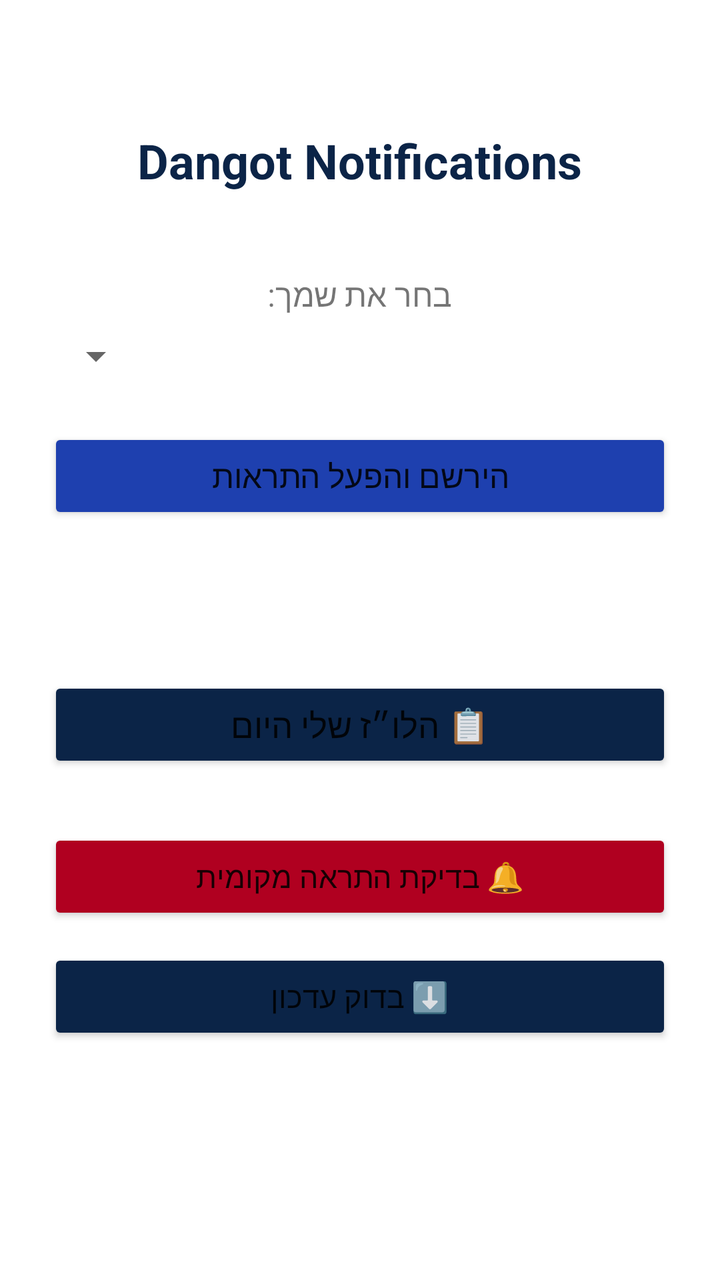
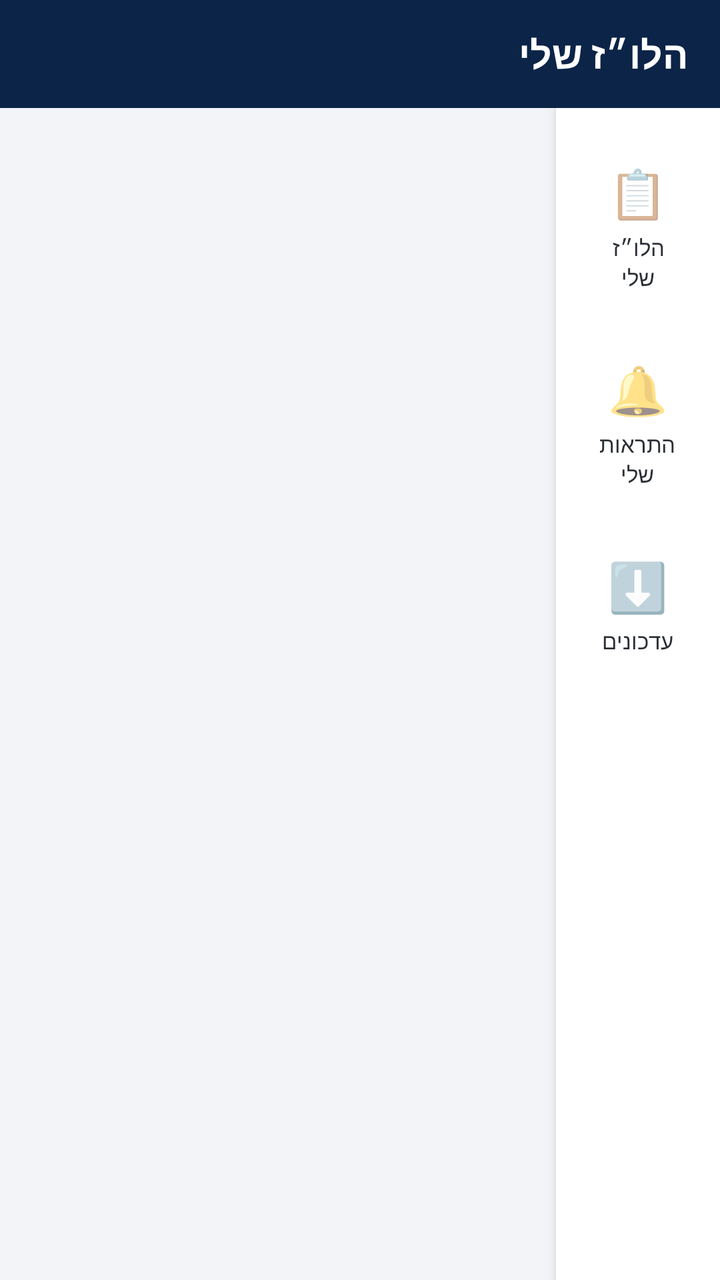

An Android layout rendered at two revisions. The XML below is the earlier revision; the diff shows what the commit changed to produce the second picture.
<!-- AndroidManifest.xml: application theme Theme.Dangot -->
<!-- res/layout/activity_main.xml -->
<?xml version="1.0" encoding="utf-8"?>
<LinearLayout xmlns:android="http://schemas.android.com/apk/res/android"
    android:layout_width="match_parent"
    android:layout_height="match_parent"
    android:orientation="vertical"
    android:gravity="center_horizontal"
    android:padding="24dp"
    android:layoutDirection="rtl">

    <TextView
        android:layout_width="wrap_content"
        android:layout_height="wrap_content"
        android:layout_marginTop="40dp"
        android:text="Dangot Notifications"
        android:textSize="24sp"
        android:textStyle="bold"
        android:textColor="@color/blueDark" />

    <TextView
        android:layout_width="wrap_content"
        android:layout_height="wrap_content"
        android:layout_marginTop="40dp"
        android:text="בחר את שמך:"
        android:textSize="16sp" />

    <Spinner
        android:id="@+id/tech_spinner"
        android:layout_width="match_parent"
        android:layout_height="wrap_content"
        android:layout_marginTop="8dp" />

    <Button
        android:id="@+id/register_btn"
        android:layout_width="match_parent"
        android:layout_height="wrap_content"
        android:layout_marginTop="24dp"
        android:text="הירשם והפעל התראות"
        android:textSize="16sp"
        android:backgroundTint="@color/blue" />

    <TextView
        android:id="@+id/status"
        android:layout_width="wrap_content"
        android:layout_height="wrap_content"
        android:layout_marginTop="28dp"
        android:gravity="center"
        android:textSize="15sp"
        android:textColor="#444444" />

    <Button
        android:id="@+id/schedule_btn"
        android:layout_width="match_parent"
        android:layout_height="wrap_content"
        android:layout_marginTop="28dp"
        android:text="📋 הלו״ז שלי היום"
        android:textSize="17sp"
        android:backgroundTint="@color/blueDark" />

    <Button
        android:id="@+id/test_btn"
        android:layout_width="match_parent"
        android:layout_height="wrap_content"
        android:layout_marginTop="28dp"
        android:text="🔔 בדיקת התראה מקומית"
        android:textSize="15sp"
        android:backgroundTint="#B00020" />

    <Button
        android:id="@+id/update_btn"
        android:layout_width="match_parent"
        android:layout_height="wrap_content"
        android:layout_marginTop="12dp"
        android:text="⬇️ בדוק עדכון"
        android:textSize="15sp"
        android:backgroundTint="@color/blueDark" />

</LinearLayout>
<!-- resources referenced by this layout -->
<resources>
  <color name="blue">#1E40AF</color>
  <color name="blueDark">#0B2447</color>
  <style name="Theme.Dangot" parent="Theme.MaterialComponents.Light.NoActionBar">
          <item name="colorPrimary">@color/blue</item>
          <item name="colorPrimaryVariant">@color/blueDark</item>
          <item name="android:statusBarColor">@color/blueDark</item>
      </style>
</resources>

<!-- the commit's change to res/layout/activity_main.xml (unified diff, before → after) -->
@@ -3,75 +3,135 @@
     android:layout_width="match_parent"
     android:layout_height="match_parent"
     android:orientation="vertical"
-    android:gravity="center_horizontal"
-    android:padding="24dp"
+    android:background="#F2F4F8"
     android:layoutDirection="rtl">
 
-    <TextView
-        android:layout_width="wrap_content"
-        android:layout_height="wrap_content"
-        android:layout_marginTop="40dp"
-        android:text="Dangot Notifications"
-        android:textSize="24sp"
-        android:textStyle="bold"
-        android:textColor="@color/blueDark" />
-
-    <TextView
-        android:layout_width="wrap_content"
-        android:layout_height="wrap_content"
-        android:layout_marginTop="40dp"
-        android:text="בחר את שמך:"
-        android:textSize="16sp" />
-
-    <Spinner
-        android:id="@+id/tech_spinner"
+    
+    <LinearLayout
         android:layout_width="match_parent"
         android:layout_height="wrap_content"
-        android:layout_marginTop="8dp" />
+        android:orientation="horizontal"
+        android:gravity="center_vertical"
+        android:background="@color/blueDark"
+        android:paddingStart="16dp"
+        android:paddingEnd="16dp"
+        android:paddingTop="14dp"
+        android:paddingBottom="14dp">
 
-    <Button
-        android:id="@+id/register_btn"
+        <TextView
+            android:id="@+id/topbar_title"
+            android:layout_width="0dp"
+            android:layout_height="wrap_content"
+            android:layout_weight="1"
+            android:text="הלו״ז שלי"
+            android:textSize="19sp"
+            android:textStyle="bold"
+            android:textColor="#FFFFFF" />
+
+        <TextView
+            android:id="@+id/topbar_tech"
+            android:layout_width="wrap_content"
+            android:layout_height="wrap_content"
+            android:textSize="13sp"
+            android:textColor="#C7D2FE" />
+    </LinearLayout>
+
+    
+    <LinearLayout
         android:layout_width="match_parent"
-        android:layout_height="wrap_content"
-        android:layout_marginTop="24dp"
-        android:text="הירשם והפעל התראות"
-        android:textSize="16sp"
-        android:backgroundTint="@color/blue" />
+        android:layout_height="0dp"
+        android:layout_weight="1"
+        android:orientation="horizontal">
 
-    <TextView
-        android:id="@+id/status"
-        android:layout_width="wrap_content"
-        android:layout_height="wrap_content"
-        android:layout_marginTop="28dp"
-        android:gravity="center"
-        android:textSize="15sp"
-        android:textColor="#444444" />
+        
+        <LinearLayout
+            android:id="@+id/rail"
+            android:layout_width="82dp"
+            android:layout_height="match_parent"
+            android:orientation="vertical"
+            android:background="#FFFFFF"
+            android:elevation="4dp"
+            android:paddingTop="10dp">
 
-    <Button
-        android:id="@+id/schedule_btn"
-        android:layout_width="match_parent"
-        android:layout_height="wrap_content"
-        android:layout_marginTop="28dp"
-        android:text="📋 הלו״ז שלי היום"
-        android:textSize="17sp"
-        android:backgroundTint="@color/blueDark" />
+            <LinearLayout
+                android:id="@+id/rail_sched"
+                android:layout_width="match_parent"
+                android:layout_height="wrap_content"
+                android:orientation="vertical"
+                android:gravity="center"
+                android:paddingTop="16dp"
+                android:paddingBottom="16dp"
+                android:clickable="true"
+                android:focusable="true">
+                <TextView android:layout_width="wrap_content" android:layout_height="wrap_content"
+                    android:text="📋" android:textSize="24sp" />
+                <TextView android:layout_width="wrap_content" android:layout_height="wrap_content"
+                    android:text="הלו״ז\nשלי" android:gravity="center" android:textSize="11sp"
+                    android:layout_marginTop="4dp" android:textColor="#2A2F36" />
+            </LinearLayout>
 
-    <Button
-        android:id="@+id/test_btn"
-        android:layout_width="match_parent"
-        android:layout_height="wrap_content"
-        android:layout_marginTop="28dp"
-        android:text="🔔 בדיקת התראה מקומית"
-        android:textSize="15sp"
-        android:backgroundTint="#B00020" />
+            <LinearLayout
+                android:id="@+id/rail_notif"
+                android:layout_width="match_parent"
+                android:layout_height="wrap_content"
+                android:orientation="vertical"
+                android:gravity="center"
+                android:paddingTop="16dp"
+                android:paddingBottom="16dp"
+                android:clickable="true"
+                android:focusable="true">
+                <TextView android:layout_width="wrap_content" android:layout_height="wrap_content"
+                    android:text="🔔" android:textSize="24sp" />
+                <TextView android:layout_width="wrap_content" android:layout_height="wrap_content"
+                    android:text="התראות\nשלי" android:gravity="center" android:textSize="11sp"
+                    android:layout_marginTop="4dp" android:textColor="#2A2F36" />
+            </LinearLayout>
 
-    <Button
-        android:id="@+id/update_btn"
-        android:layout_width="match_parent"
-        android:layout_height="wrap_content"
-        android:layout_marginTop="12dp"
-        android:text="⬇️ בדוק עדכון"
-        android:textSize="15sp"
-        android:backgroundTint="@color/blueDark" />
+            <LinearLayout
+                android:id="@+id/rail_upd"
+                android:layout_width="match_parent"
+                android:layout_height="wrap_content"
+                android:orientation="vertical"
+                android:gravity="center"
+                android:paddingTop="16dp"
+                android:paddingBottom="16dp"
+                android:clickable="true"
+                android:focusable="true">
+                <TextView android:layout_width="wrap_content" android:layout_height="wrap_content"
+                    android:text="⬇️" android:textSize="24sp" />
+                <TextView android:layout_width="wrap_content" android:layout_height="wrap_content"
+                    android:text="עדכונים" android:gravity="center" android:textSize="11sp"
+                    android:layout_marginTop="4dp" android:textColor="#2A2F36" />
+            </LinearLayout>
+        </LinearLayout>
+
+        
+        <FrameLayout
+            android:layout_width="0dp"
+            android:layout_height="match_parent"
+            android:layout_weight="1">
+
+            <ScrollView
+                android:layout_width="match_parent"
+                android:layout_height="match_parent"
+                android:scrollbars="none"
+                android:padding="14dp">
+
+                <LinearLayout
+                    android:id="@+id/content"
+                    android:layout_width="match_parent"
+                    android:layout_height="wrap_content"
+                    android:orientation="vertical"
+                    android:paddingBottom="16dp" />
+            </ScrollView>
+
+            <ProgressBar
+                android:id="@+id/progress"
+                android:layout_width="wrap_content"
+                android:layout_height="wrap_content"
+                android:layout_gravity="center"
+                android:visibility="gone" />
+        </FrameLayout>
+    </LinearLayout>
 
 </LinearLayout>
